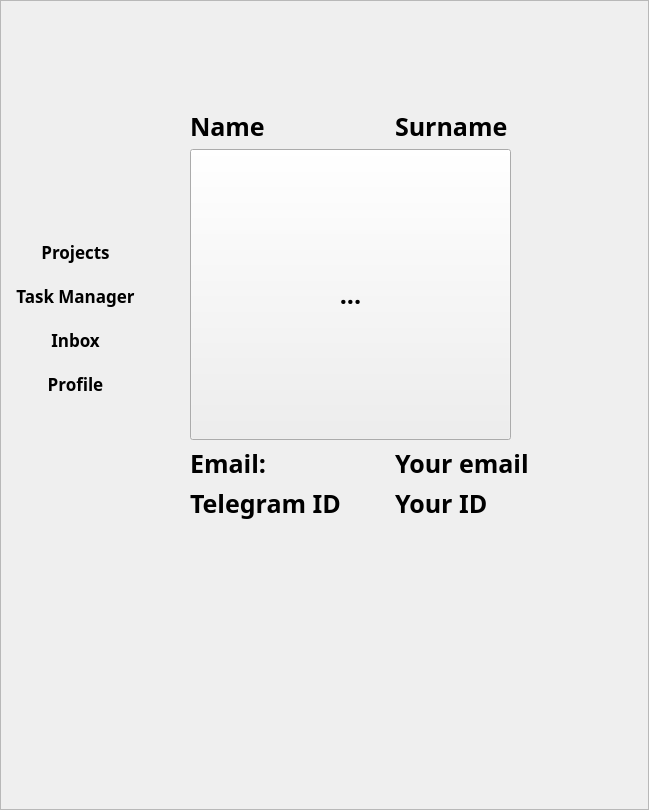
kiozet/TaskManagerWithAI, file ui/MainWindowProfile1.0.ui: the form before one commit.
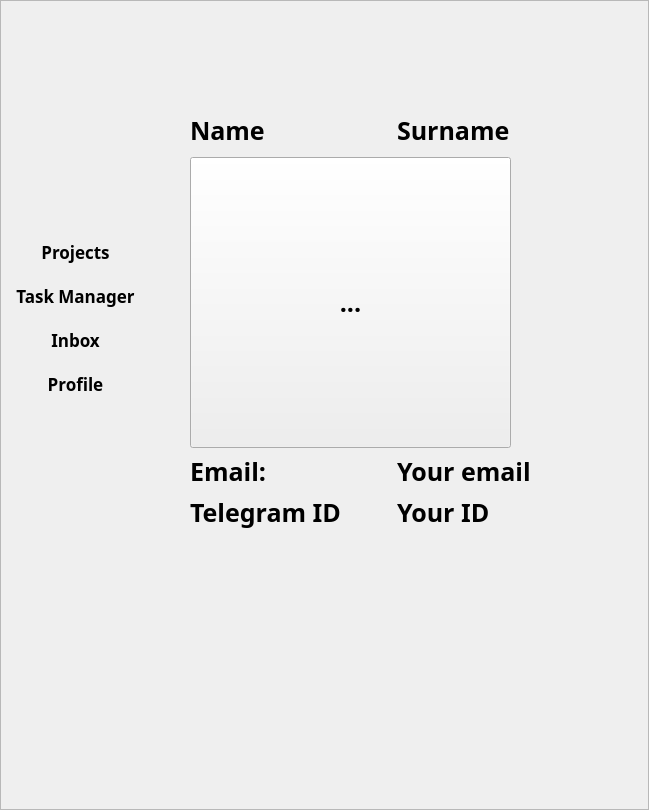
The form after the commit. Icons and pictures are not drawn.

Patch:
```diff
--- a/ui/MainWindowProfile1.0.ui
+++ b/ui/MainWindowProfile1.0.ui
@@ -149,13 +149,13 @@
     </item>
    </layout>
   </widget>
-  <widget class="QWidget" name="">
+  <widget class="QWidget" name="layoutWidget">
    <property name="geometry">
     <rect>
      <x>190</x>
      <y>110</y>
-     <width>403</width>
-     <height>410</height>
+     <width>407</width>
+     <height>420</height>
     </rect>
    </property>
    <layout class="QVBoxLayout" name="verticalLayout_3">
```
Left out of the diff: 12 changed lines with no effect on the pictures.
